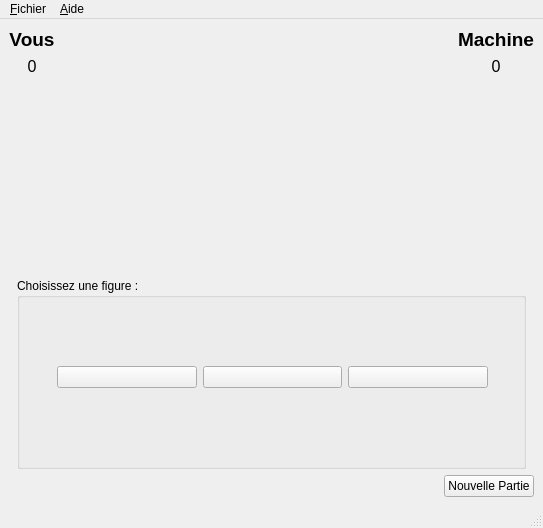
The window that S2/S2.01-DevDuneAppli/v1/chifoumi.ui (mchabanat/BUT-Informatique) describes before a commit, drawn with Qt 5.
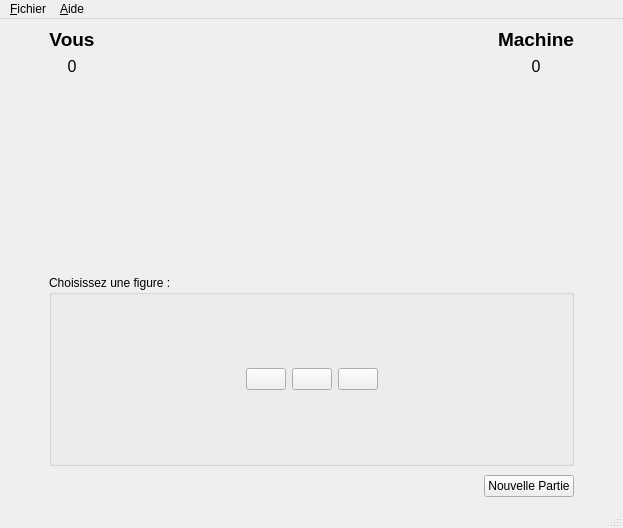
The same window after the commit. Icons and pictures are not drawn.

Diff of the .ui file:
```diff
--- a/S2/S2.01-DevDuneAppli/v1/chifoumi.ui
+++ b/S2/S2.01-DevDuneAppli/v1/chifoumi.ui
@@ -6,7 +6,7 @@
    <rect>
     <x>0</x>
     <y>0</y>
-    <width>543</width>
+    <width>623</width>
     <height>528</height>
    </rect>
   </property>
@@ -20,61 +20,6 @@
       <item>
        <layout class="QGridLayout" name="gridLayout">
         <item row="0" column="1">
-         <spacer name="horizontalSpacer_2">
-          <property name="orientation">
-           <enum>Qt::Horizontal</enum>
-          </property>
-          <property name="sizeHint" stdset="0">
-           <size>
-            <width>40</width>
-            <height>20</height>
-           </size>
-          </property>
-         </spacer>
-        </item>
-        <item row="0" column="2">
-         <layout class="QVBoxLayout" name="verticalLayout_2">
-          <item>
-           <widget class="QLabel" name="lMachine">
-            <property name="sizePolicy">
-             <sizepolicy hsizetype="Preferred" vsizetype="Preferred">
-              <horstretch>0</horstretch>
-              <verstretch>0</verstretch>
-             </sizepolicy>
-            </property>
-            <property name="font">
-             <font>
-              <pointsize>14</pointsize>
-              <weight>75</weight>
-              <bold>true</bold>
-             </font>
-            </property>
-            <property name="text">
-             <string>Machine</string>
-            </property>
-            <property name="alignment">
-             <set>Qt::AlignCenter</set>
-            </property>
-           </widget>
-          </item>
-          <item>
-           <widget class="QLabel" name="scoreMachine">
-            <property name="font">
-             <font>
-              <pointsize>12</pointsize>
-             </font>
-            </property>
-            <property name="text">
-             <string>0</string>
-            </property>
-            <property name="alignment">
-             <set>Qt::AlignCenter</set>
-            </property>
-           </widget>
-          </item>
-         </layout>
-        </item>
-        <item row="0" column="0">
          <layout class="QVBoxLayout" name="verticalLayout">
           <item>
            <widget class="QLabel" name="lJoueur">
@@ -116,17 +61,7 @@
           </item>
          </layout>
         </item>
-        <item row="1" column="0">
-         <widget class="QLabel" name="coupJoueur">
-          <property name="text">
-           <string/>
-          </property>
-          <property name="pixmap">
-           <pixmap resource="ressourceChifoumi.qrc">:/chifoumi/images/rien_115.png</pixmap>
-          </property>
-         </widget>
-        </item>
-        <item row="1" column="2">
+        <item row="1" column="3">
          <widget class="QLabel" name="coupMachine">
           <property name="text">
            <string/>
@@ -137,6 +72,74 @@
          </widget>
         </item>
         <item row="1" column="1">
+         <widget class="QLabel" name="coupJoueur">
+          <property name="text">
+           <string/>
+          </property>
+          <property name="pixmap">
+           <pixmap resource="ressourceChifoumi.qrc">:/chifoumi/images/rien_115.png</pixmap>
+          </property>
+         </widget>
+        </item>
+        <item row="1" column="4">
+         <spacer name="horizontalSpacer_10">
+          <property name="orientation">
+           <enum>Qt::Horizontal</enum>
+          </property>
+          <property name="sizeType">
+           <enum>QSizePolicy::Fixed</enum>
+          </property>
+          <property name="sizeHint" stdset="0">
+           <size>
+            <width>40</width>
+            <height>20</height>
+           </size>
+          </property>
+         </spacer>
+        </item>
+        <item row="0" column="3">
+         <layout class="QVBoxLayout" name="verticalLayout_2">
+          <item>
+           <widget class="QLabel" name="lMachine">
+            <property name="sizePolicy">
+             <sizepolicy hsizetype="Preferred" vsizetype="Preferred">
+              <horstretch>0</horstretch>
+              <verstretch>0</verstretch>
+             </sizepolicy>
+            </property>
+            <property name="font">
+             <font>
+              <pointsize>14</pointsize>
+              <weight>75</weight>
+              <bold>true</bold>
+             </font>
+            </property>
+            <property name="text">
+             <string>Machine</string>
+            </property>
+            <property name="alignment">
+             <set>Qt::AlignCenter</set>
+            </property>
+           </widget>
+          </item>
+          <item>
+           <widget class="QLabel" name="scoreMachine">
+            <property name="font">
+             <font>
+              <pointsize>12</pointsize>
+             </font>
+            </property>
+            <property name="text">
+             <string>0</string>
+            </property>
+            <property name="alignment">
+             <set>Qt::AlignCenter</set>
+            </property>
+           </widget>
+          </item>
+         </layout>
+        </item>
+        <item row="1" column="2">
          <layout class="QHBoxLayout" name="horizontalLayout_2">
           <item>
            <spacer name="horizontalSpacer_3">
@@ -179,6 +182,35 @@
           </item>
          </layout>
         </item>
+        <item row="1" column="0">
+         <spacer name="horizontalSpacer_9">
+          <property name="orientation">
+           <enum>Qt::Horizontal</enum>
+          </property>
+          <property name="sizeType">
+           <enum>QSizePolicy::Fixed</enum>
+          </property>
+          <property name="sizeHint" stdset="0">
+           <size>
+            <width>40</width>
+            <height>20</height>
+           </size>
+          </property>
+         </spacer>
+        </item>
+        <item row="0" column="2">
+         <spacer name="horizontalSpacer_2">
+          <property name="orientation">
+           <enum>Qt::Horizontal</enum>
+          </property>
+          <property name="sizeHint" stdset="0">
+           <size>
+            <width>40</width>
+            <height>20</height>
+           </size>
+          </property>
+         </spacer>
+        </item>
        </layout>
       </item>
       <item>
@@ -195,12 +227,18 @@
        </spacer>
       </item>
       <item>
-       <layout class="QHBoxLayout" name="horizontalLayout_4">
+       <layout class="QHBoxLayout" name="bbbbbbbbbbb">
+        <property name="topMargin">
+         <number>0</number>
+        </property>
         <item>
          <spacer name="horizontalSpacer_5">
           <property name="orientation">
            <enum>Qt::Horizontal</enum>
           </property>
+          <property name="sizeType">
+           <enum>QSizePolicy::Fixed</enum>
+          </property>
           <property name="sizeHint" stdset="0">
            <size>
             <width>40</width>
@@ -209,6 +247,17 @@
           </property>
          </spacer>
         </item>
+        <item>
+         <layout class="QVBoxLayout" name="aaaaaaaaaa">
+          <property name="spacing">
+           <number>9</number>
+          </property>
+          <property name="leftMargin">
+           <number>0</number>
+          </property>
+          <property name="topMargin">
+           <number>0</number>
+          </property>
         <item>
          <widget class="QGroupBox" name="groupBox">
           <property name="minimumSize">
@@ -219,23 +268,29 @@
           </property>
           <property name="maximumSize">
            <size>
-            <width>509</width>
+              <width>100000</width>
             <height>191</height>
            </size>
           </property>
           <property name="title">
            <string>Choisissez une figure :</string>
           </property>
-          <widget class="QWidget" name="horizontalLayoutWidget_3">
-           <property name="geometry">
-            <rect>
-             <x>40</x>
-             <y>30</y>
-             <width>431</width>
-             <height>138</height>
-            </rect>
-           </property>
+            <layout class="QHBoxLayout" name="horizontalLayout_6">
+             <item>
            <layout class="QHBoxLayout" name="horizontalLayout_3">
+               <item>
+                <spacer name="horizontalSpacer_7">
+                 <property name="orientation">
+                  <enum>Qt::Horizontal</enum>
+                 </property>
+                 <property name="sizeHint" stdset="0">
+                  <size>
+                   <width>40</width>
+                   <height>20</height>
+                  </size>
+                 </property>
+                </spacer>
+               </item>
             <item>
              <widget class="QPushButton" name="pierre">
               <property name="text">
@@ -290,12 +345,8 @@
               </property>
              </widget>
             </item>
-           </layout>
-          </widget>
-         </widget>
-        </item>
         <item>
-         <spacer name="horizontalSpacer_6">
+                <spacer name="horizontalSpacer_8">
           <property name="orientation">
            <enum>Qt::Horizontal</enum>
           </property>
@@ -308,6 +359,9 @@
          </spacer>
         </item>
        </layout>
+             </item>
+            </layout>
+           </widget>
       </item>
       <item>
        <layout class="QHBoxLayout" name="horizontalLayout">
@@ -335,6 +389,26 @@
       </item>
      </layout>
     </item>
+        <item>
+         <spacer name="horizontalSpacer_6">
+          <property name="orientation">
+           <enum>Qt::Horizontal</enum>
+          </property>
+          <property name="sizeType">
+           <enum>QSizePolicy::Fixed</enum>
+          </property>
+          <property name="sizeHint" stdset="0">
+           <size>
+            <width>40</width>
+            <height>20</height>
+           </size>
+          </property>
+         </spacer>
+        </item>
+       </layout>
+      </item>
+     </layout>
+    </item>
    </layout>
   </widget>
   <widget class="QMenuBar" name="menubar">
@@ -342,7 +416,7 @@
     <rect>
      <x>0</x>
      <y>0</y>
-     <width>543</width>
+     <width>623</width>
      <height>21</height>
     </rect>
    </property>
```
Lines whose indentation alone changed are shown as unchanged.
